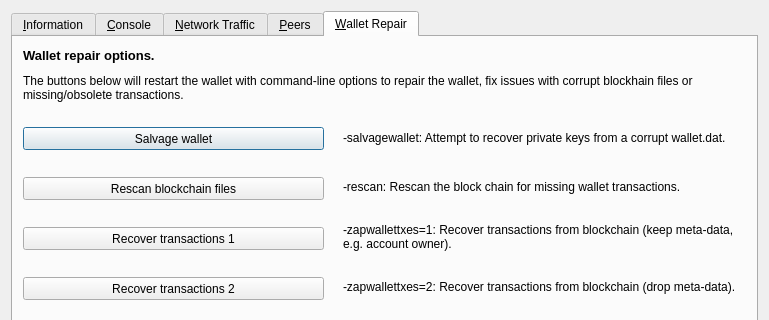
First picture: the form in src/qt/forms/rpcconsole.ui, repository voyager3m/sibcoin, before the edit; both pictures show x 0 to 769 and y 0 to 320 of the 769 by 485 pixel window.
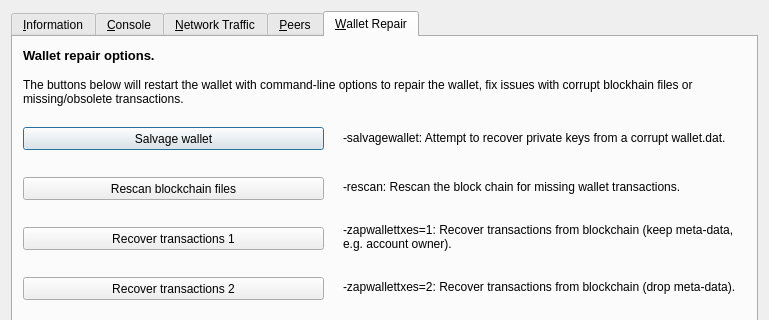
Second picture: the form after the edit. The open tabs and pages were chosen to show the change. Icons and pictures are not drawn. Custom widgets are drawn as their Qt base class.

Patch:
```diff
--- a/src/qt/forms/rpcconsole.ui
+++ b/src/qt/forms/rpcconsole.ui
@@ -1169,12 +1169,12 @@
          <x>10</x>
          <y>30</y>
          <width>711</width>
-         <height>41</height>
+         <height>50</height>
         </rect>
        </property>
        <property name="font">
         <font>
-         <weight>50</weight>
+         <weight>46</weight>
          <bold>false</bold>
         </font>
        </property>
```
Left out of the diff: 2 changed lines with no effect on the pictures.
